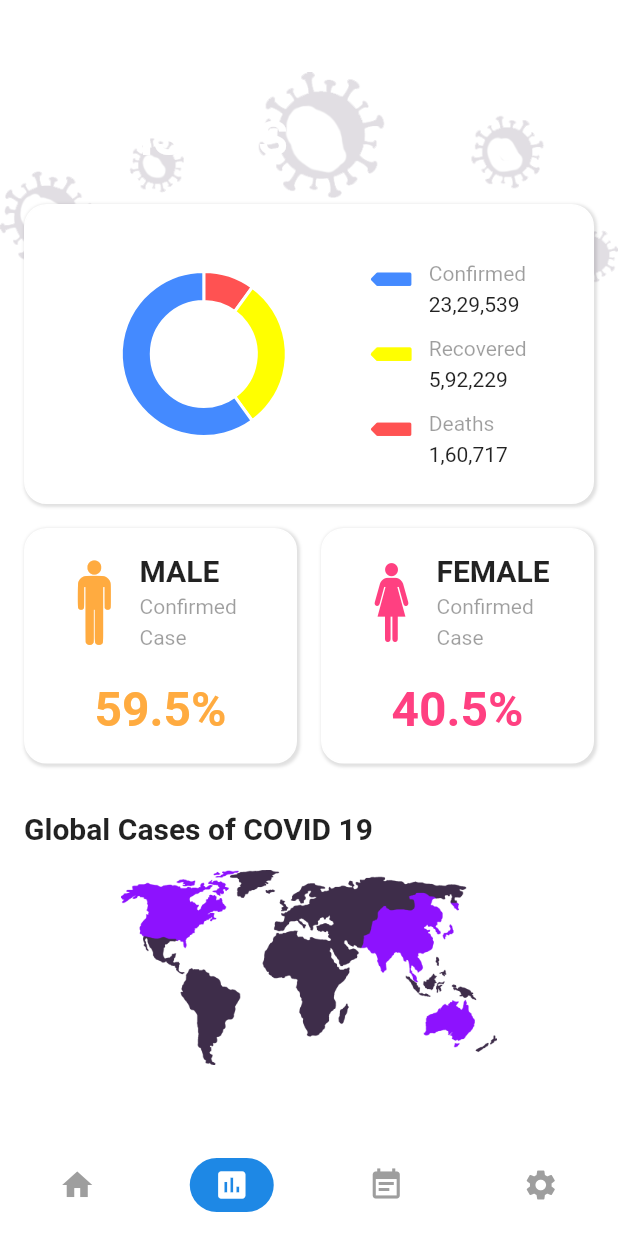
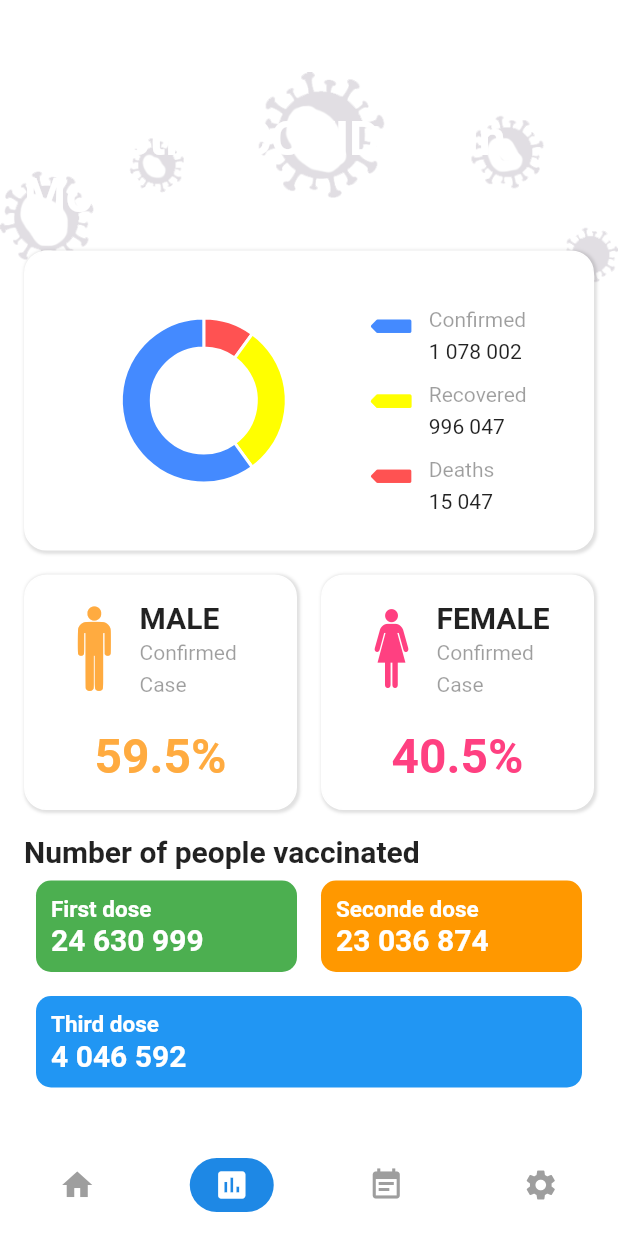
Before and after one commit to oukili-chaimae/flutter_covid_19, a Flutter app: the screen it shows after launch, item 2 of the bottom bar chosen, on a phone screen of 412 x 824 dp. Run offline on Flutter 3.47's test engine with Material 2 defaults, Android fonts, the phone set to English and light mode, and no system bars; our stand-ins replace bubble_tab_indicator, charts_flutter, file_picker, flutter_datetime_picker, objectbox and 1 more; missing offline and left inert: dart:ffi, qr_code_scanner, qr_code_tools; generated files the repository leaves out were written again.

Commit message:
Update statistique.dart

```diff
--- a/lib/screens/statistique.dart
+++ b/lib/screens/statistique.dart
@@ -37,7 +37,7 @@ class _StatisticPageState extends State<StatisticPage> {
                 Padding(
                   padding: EdgeInsets.symmetric(horizontal: 16),
                   child: Text(
-                    "STATISTICS",
+                    "Statistics COVID-19 in Morocco",
                     style: TextStyle(
                       color: Colors.white,
                       fontWeight: FontWeight.bold,
@@ -45,7 +45,7 @@ class _StatisticPageState extends State<StatisticPage> {
                     ),
                   ),
                 ),
-                SizedBox(height: 25),
+                SizedBox(height: 18),
                 _buildStatistic(),
                 Padding(
                   padding: EdgeInsets.all(16),
@@ -63,39 +63,76 @@ class _StatisticPageState extends State<StatisticPage> {
                     ],
                   ),
                 ),
-                SizedBox(height: 16),
                 Padding(
                   padding: EdgeInsets.symmetric(horizontal: 16),
                   child: RichText(
                     text: TextSpan(
-                      text: "Global Cases of ",
+                      text: "Number of people vaccinated ",
                       style: TextStyle(
                         fontWeight: FontWeight.bold,
                         fontSize: 20,
                         color: Colors.black87,
                       ),
-                      children: [
-                        TextSpan(
-                          text: "COVID 19",
-                          style: TextStyle(
-                            color: AppColors.mainColor,
-                          ),
-                        ),
-                      ],
                     ),
                   ),
                 ),
                 Padding(
-                  padding: EdgeInsets.all(16),
-                  child: Container(
-                    height: 130,
-                    child: Center(child: Image.asset("assets/images/map.png")),
+                  padding: EdgeInsets.symmetric(horizontal: 16),
+                  child: Row(
+                    children: <Widget>[
+                      _buildStatCard('First dose', '24 630 999', Colors.green),
+                      _buildStatCard(
+                          'Seconde dose', '23 036 874', Colors.orange),
+                    ],
+                  ),
+                ),
+                Padding(
+                  padding: EdgeInsets.symmetric(horizontal: 16),
+                  child: Row(
+                    children: <Widget>[
+                      _buildStatCard('Third dose', '4 046 592', Colors.blue),
+                    ],
                   ),
                 ),
               ],
             ),
           )
         ],
+      ),
+    );
+  }
+
+  Expanded _buildStatCard(String title, String count, MaterialColor color) {
+    return Expanded(
+      child: Container(
+        margin: const EdgeInsets.all(8.0),
+        padding: const EdgeInsets.all(10.0),
+        decoration: BoxDecoration(
+          color: color,
+          borderRadius: BorderRadius.circular(10.0),
+        ),
+        child: Column(
+          mainAxisAlignment: MainAxisAlignment.spaceBetween,
+          crossAxisAlignment: CrossAxisAlignment.start,
+          children: <Widget>[
+            Text(
+              title,
+              style: const TextStyle(
+                color: Colors.white,
+                fontSize: 15.0,
+                fontWeight: FontWeight.w600,
+              ),
+            ),
+            Text(
+              count,
+              style: const TextStyle(
+                color: Colors.white,
+                fontSize: 20.0,
+                fontWeight: FontWeight.bold,
+              ),
+            ),
+          ],
+        ),
       ),
     );
   }
@@ -198,10 +235,10 @@ class _StatisticPageState extends State<StatisticPage> {
               crossAxisAlignment: CrossAxisAlignment.start,
               children: <Widget>[
                 _buildStatisticItem(
-                    Colors.blueAccent, "Confirmed", "23,29,539"),
+                    Colors.blueAccent, "Confirmed", "1 078 002"),
                 _buildStatisticItem(
-                    Colors.yellowAccent, "Recovered", "5,92,229"),
-                _buildStatisticItem(Colors.redAccent, "Deaths", "1,60,717"),
+                    Colors.yellowAccent, "Recovered", "996 047"),
+                _buildStatisticItem(Colors.redAccent, "Deaths", "15 047"),
               ],
             ),
           ],
```
